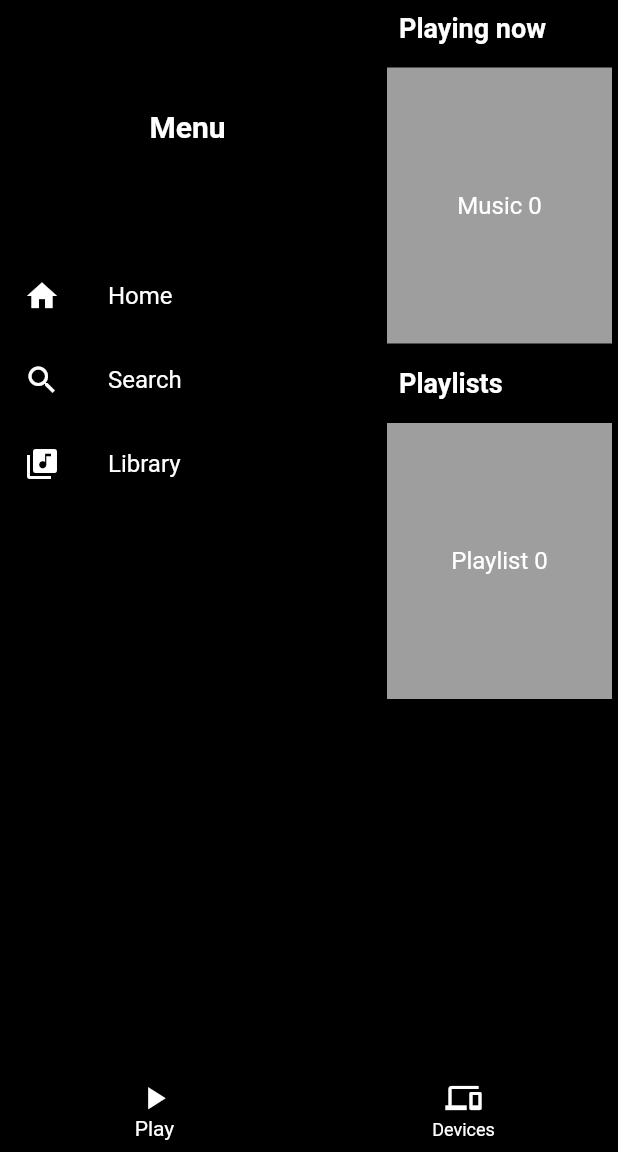
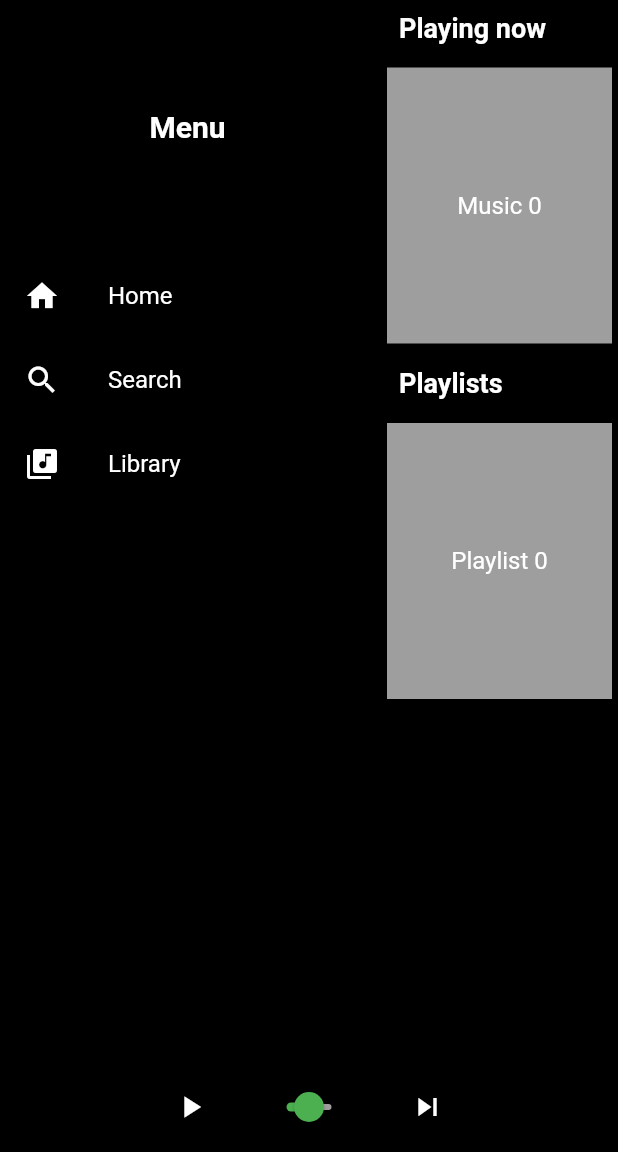
Before and after one commit to pedrovinis/speezer_app, a Flutter app: the screen it shows after launch, on a phone screen of 412 x 824 dp, the part 84-1236 px from its top. Run offline on Flutter 3.47's test engine with Material 2 defaults, Android fonts, the phone set to English and light mode, and no system bars; Roboto replaces fonts that are missing (Arial).

Commit message:
feat: playback-bar

```diff
--- a/lib/main.dart
+++ b/lib/main.dart
@@ -1,5 +1,5 @@
 import 'package:flutter/material.dart';
-import 'package:speezer_app/src/widgets/BottomNavigationBar.dart';
+import 'package:speezer_app/src/widgets/PlaybackBar.dart';
 import 'package:speezer_app/src/widgets/SideBar.dart';
 
 void main() => runApp(const SpeezerApp());
@@ -124,6 +124,6 @@ class SpeezerHome extends StatelessWidget {
             ),
           ],
         ),
-        bottomNavigationBar: const BottomNavBar());
+        bottomNavigationBar: PlaybackBar());
   }
 }
--- a/lib/src/widgets/BottomNavigationBar.dart
+++ /dev/null
@@ -1,24 +0,0 @@
-import 'package:flutter/material.dart';
-
-class BottomNavBar extends StatelessWidget {
-  const BottomNavBar({super.key});
-
-  @override
-  Widget build(BuildContext context) {
-    return BottomNavigationBar(
-      backgroundColor: Theme.of(context).primaryColor,
-      unselectedItemColor: Theme.of(context).highlightColor,
-      selectedItemColor: Theme.of(context).highlightColor,
-      items: const <BottomNavigationBarItem>[
-        BottomNavigationBarItem(
-          icon: Icon(Icons.play_arrow, size: 25,),
-          label: 'Play',
-        ),
-        BottomNavigationBarItem(
-          icon: Icon(Icons.devices),
-          label: 'Devices',
-        ),
-      ],
-    );
-  }
-}
--- /dev/null
+++ b/lib/src/widgets/PlaybackBar.dart
@@ -0,0 +1,55 @@
+import 'package:flutter/material.dart';
+
+class PlaybackBar extends StatefulWidget {
+  @override
+  _PlaybackBarState createState() => _PlaybackBarState();
+}
+
+class _PlaybackBarState extends State<PlaybackBar> {
+  bool _isPlaying = false;
+
+  @override
+  Widget build(BuildContext context) {
+    double horizontalPadding = MediaQuery.of(context).size.width.toDouble() * 0.25;
+
+    return Container(
+      height: 60,
+      color: Colors.black,
+      padding: EdgeInsets.fromLTRB(horizontalPadding, 10, horizontalPadding, 10),
+      child: Row(
+        children: [
+          IconButton(
+            icon: Icon(
+              _isPlaying ? Icons.pause : Icons.play_arrow,
+              color: Colors.white,
+            ),
+            onPressed: () {
+              setState(() {
+                _isPlaying = !_isPlaying;
+              });
+            },
+          ),
+          SizedBox(width: 16.0),
+          Expanded(
+            child: Slider(
+              onChanged: (double value) {
+              },
+              value: 0.5,
+              activeColor: Colors.green,
+              inactiveColor: Colors.grey,
+            ),
+          ),
+          SizedBox(width: 16.0),
+          IconButton(
+            icon: Icon(
+              Icons.skip_next,
+              color: Colors.white,
+            ),
+            onPressed: () {
+            },
+          ),
+        ],
+      ),
+    );
+  }
+}
```
